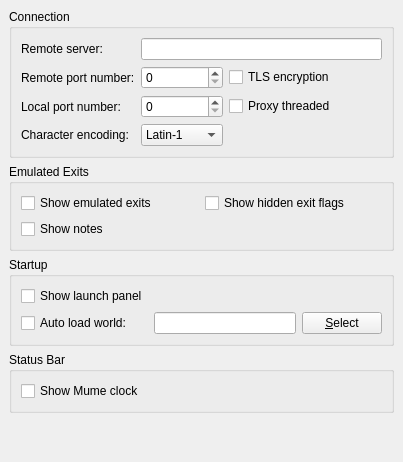
Above: src/preferences/generalpage.ui from MUME/MMapper before the change. Below: the same form after it.
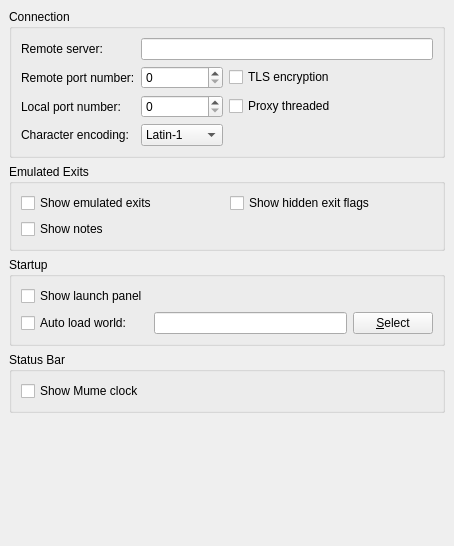
That is the form after the change.

```diff
--- a/src/preferences/generalpage.ui
+++ b/src/preferences/generalpage.ui
@@ -2,6 +2,14 @@
 <ui version="4.0">
  <class>GeneralPage</class>
  <widget class="QWidget" name="GeneralPage">
+  <property name="geometry">
+   <rect>
+    <x>0</x>
+    <y>0</y>
+    <width>454</width>
+    <height>546</height>
+   </rect>
+  </property>
   <property name="sizePolicy">
    <sizepolicy hsizetype="Preferred" vsizetype="Preferred">
     <horstretch>0</horstretch>
```
Left out of the diff: 16 changed lines with no effect on the pictures.
